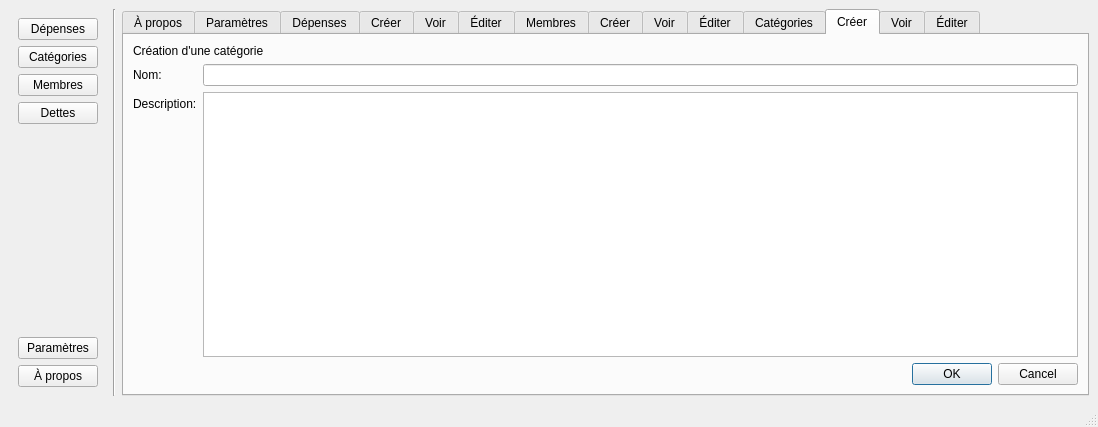
Qt form views/test.ui (BinarMorker/GP2) before a commit.
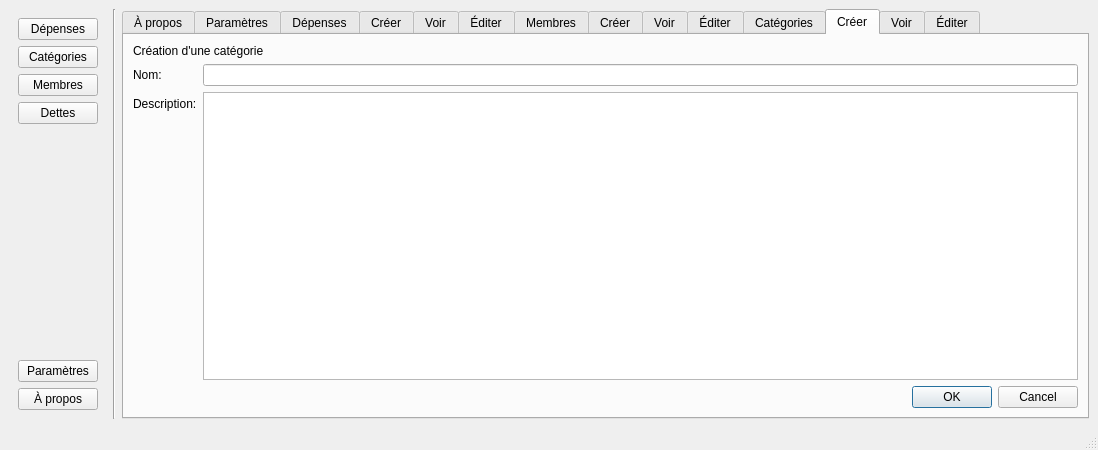
The same form after that commit. The open tabs and pages were chosen to show the change. Icons and pictures are not drawn.

Patch:
```diff
--- a/views/test.ui
+++ b/views/test.ui
@@ -7,7 +7,7 @@
     <x>0</x>
     <y>0</y>
     <width>1098</width>
-    <height>427</height>
+    <height>450</height>
    </rect>
   </property>
   <property name="windowTitle">
```
Left out of the diff: 34 changed lines with no effect on the pictures.
